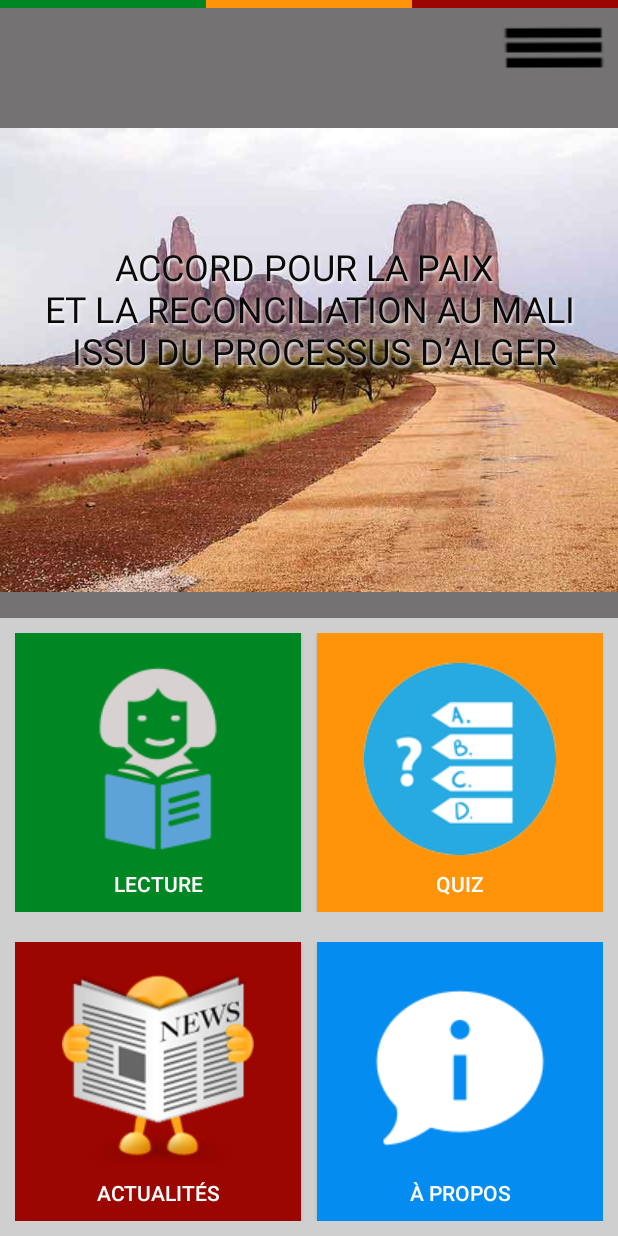
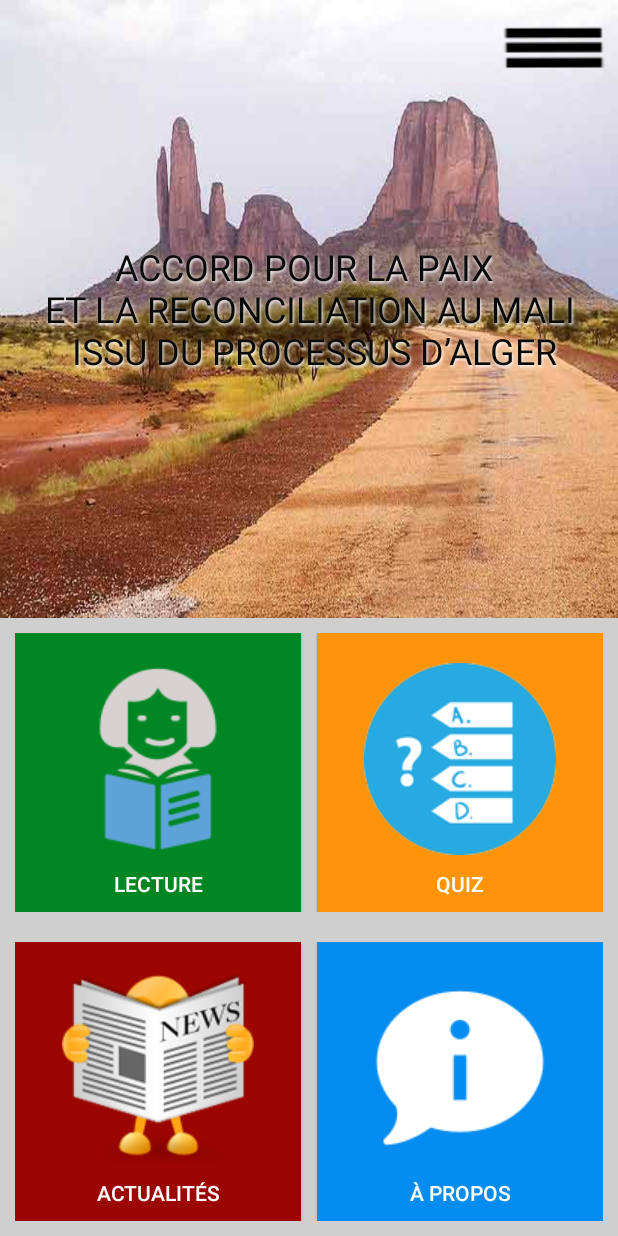
Before and after one commit to fadiga/Accord-Mali, an Android app: the screen it shows after launch (Home), on a phone screen of 412 x 824 dp. Run offline under Robolectric (Android 15) with nearby library versions, the phone set to English and light mode, and no system bars.

Commit message:
Change ic_launcher.

```diff
--- a/AccordDroid/app/src/main/java/ml/unicef/accord_droid/QuizActivity.java
+++ b/AccordDroid/app/src/main/java/ml/unicef/accord_droid/QuizActivity.java
@@ -8,6 +8,9 @@ public class QuizActivity extends Base {
     protected void onCreate(Bundle savedInstanceState) {
         super.onCreate(savedInstanceState);
         setContentView(R.layout.quiz_home);
-//        setupUI();
+        setupUI();
+    }
+
+    private void setupUI() {
     }
 }
--- a/AccordDroid/app/src/main/res/layout/activity_home.xml
+++ b/AccordDroid/app/src/main/res/layout/activity_home.xml
@@ -4,7 +4,7 @@
     xmlns:tools="http://schemas.android.com/tools"
     android:layout_width="match_parent"
     android:layout_height="match_parent"
-    android:background="#747272"
+    android:background="#fff"
     tools:context=".Home">
 
     <Button
@@ -17,33 +17,6 @@
 
     <LinearLayout
         android:layout_width="match_parent"
-        android:layout_height="5dp">
-        <Button
-            android:layout_width="wrap_content"
-            android:layout_height="match_parent"
-            android:layout_weight="0.50"
-            android:background="#008723" />
-        <Button
-            android:layout_width="wrap_content"
-            android:layout_height="match_parent"
-            android:layout_weight="0.50"
-            android:background="#ff9409" />
-        <Button
-            android:layout_width="wrap_content"
-            android:layout_height="match_parent"
-            android:layout_weight="0.50"
-            android:background="#9c0600" />
-    </LinearLayout>
-
-    <ImageView
-        android:layout_width="match_parent"
-        android:layout_height="wrap_content"
-        android:layout_alignParentTop="false"
-        android:src="@drawable/hand_der_fatima" />
-
-
-    <LinearLayout
-        android:layout_width="match_parent"
         android:layout_height="match_parent"
         android:orientation="vertical">
 
@@ -53,22 +26,21 @@
             android:layout_alignParentBottom="true"
             android:layout_weight="0.50"
             android:orientation="vertical"
-            tools:ignore="MissingConstraints">
-
+            tools:ignore="MissingConstraints"
+            android:background="@drawable/hand_der_fatima">
             <TextView
                 android:id="@+id/textView"
                 android:layout_width="match_parent"
                 android:layout_height="match_parent"
+                android:gravity="center"
                 android:shadowColor="#fff"
-                android:text="@string/title"
                 android:shadowDx="1"
                 android:shadowDy="2"
                 android:shadowRadius="2"
-                android:gravity="center"
+                android:text="@string/title"
                 android:textAlignment="center"
                 android:textColor="#0A0A0A"
-                android:textSize="24sp"
-                tools:ignore="MissingConstraints" />
+                android:textSize="24sp" />
         </LinearLayout>
 
         <LinearLayout
```
Also changed, not shown: AccordDroid/app/src/main/ic_launcher-web.png (added), AccordDroid/app/src/main/res/mipmap-hdpi/ic_launcher.png, AccordDroid/app/src/main/res/mipmap-mdpi/ic_launcher.png, AccordDroid/app/src/main/res/mipmap-xhdpi/ic_launcher.png, AccordDroid/app/src/main/res/mipmap-xxhdpi/ic_launcher.png, AccordDroid/app/src/main/res/mipmap-xxxhdpi/ic_launcher.png.
